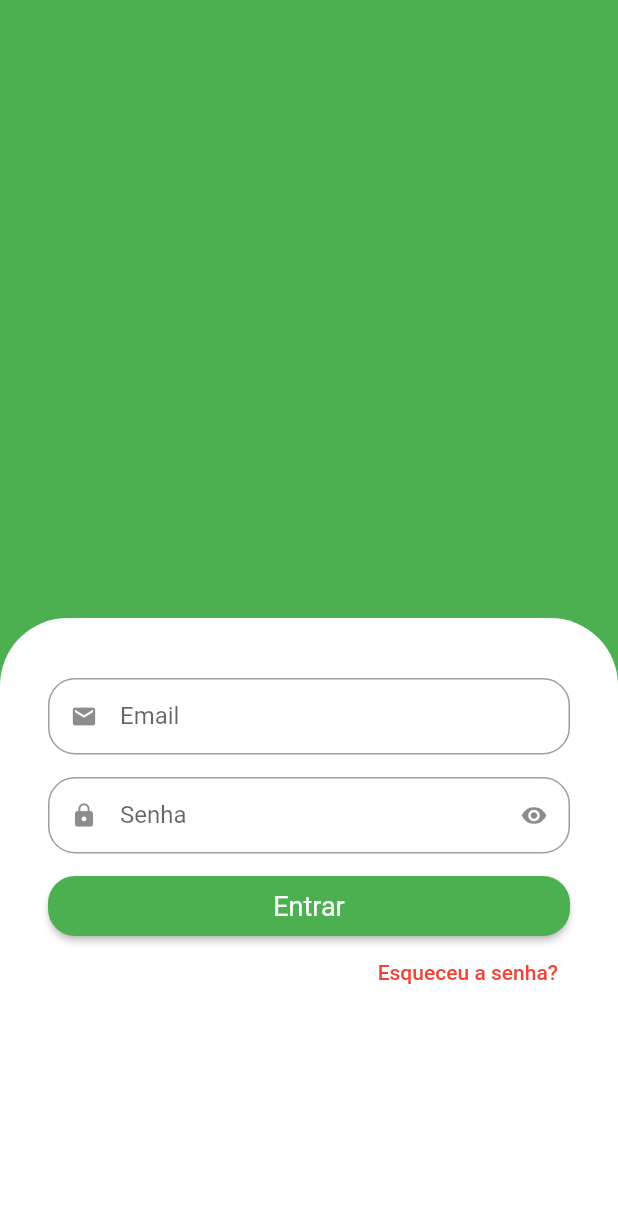
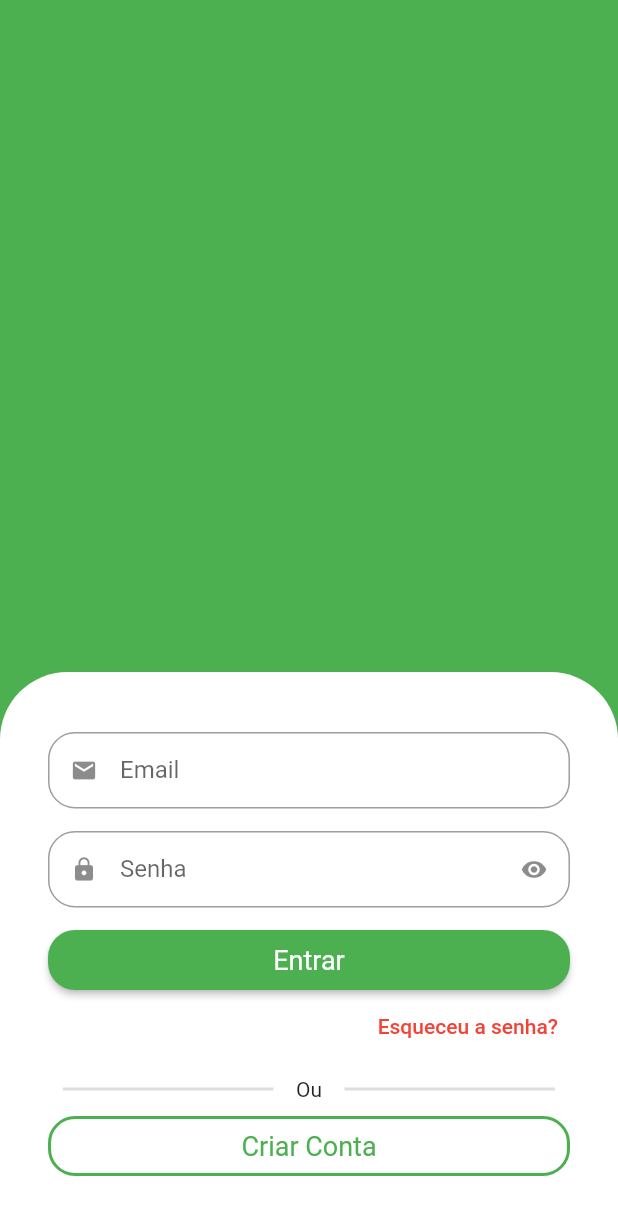
Before and after one commit to anderson-s/AppQuitandaVirtual, a Flutter app: the screen it shows after launch, on a phone screen of 412 x 824 dp. Shown: the top 1215 px of the screen. Run offline on Flutter 3.47's test engine with Material 2 defaults, Android fonts, the phone set to English and light mode, and no system bars.

Commit message:
Adicionando botões divisores e botão para criar conta

```diff
--- a/lib/app/ui/login_ui.dart
+++ b/lib/app/ui/login_ui.dart
@@ -16,8 +16,7 @@ class LoginUi extends StatelessWidget {
                 color: Colors.green,
               ),
             ),
-            Expanded(
-              child: Container(
+            Container(
               padding: const EdgeInsets.symmetric(
                 vertical: 40,
                 horizontal: 32,
@@ -73,8 +72,59 @@ class LoginUi extends StatelessWidget {
                       ),
                     ),
                   ),
+                  Padding(
+                    padding: const EdgeInsets.symmetric(
+                        horizontal: 10, vertical: 10),
+                    child: Row(
+                      children: [
+                        Expanded(
+                          child: Divider(
+                            color: Colors.grey.withAlpha(90),
+                            thickness: 2,
+                          ),
+                        ),
+                        const Padding(
+                          padding: EdgeInsets.symmetric(
+                            horizontal: 15,
+                          ),
+                          child: Text(
+                            "Ou",
+                          ),
+                        ),
+                        Expanded(
+                          child: Divider(
+                            color: Colors.grey.withAlpha(90),
+                            thickness: 2,
+                          ),
+                        ),
                       ],
                     ),
+                  ),
+                  SizedBox(
+                    height: 40,
+                    child: OutlinedButton(
+                      onPressed: () {},
+                      style: OutlinedButton.styleFrom(
+                        shape: RoundedRectangleBorder(
+                          borderRadius: BorderRadius.circular(
+                            18,
+                          ),
+                        ),
+                        side: const BorderSide(
+                          width: 2,
+                          color: Colors.green,
+                        ),
+                        textStyle: const TextStyle(
+                          fontSize: 18,
+                          color: Colors.green,
+                        ),
+                      ),
+                      child: const Text(
+                        "Criar Conta",
+                      ),
+                    ),
+                  )
+                ],
               ),
             )
           ],
```
Lines whose indentation alone changed are shown as unchanged.
